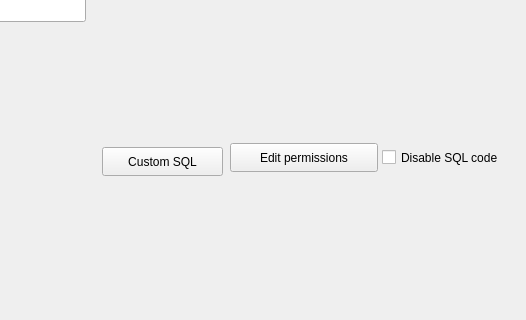
First picture: the form in libpgmodeler_ui/ui/baseobjectwidget.ui, repository pgmodeler/pgmodeler, before the edit; both pictures show x 108 to 634 and y 173 to 493 of the 634 by 588 pixel window.
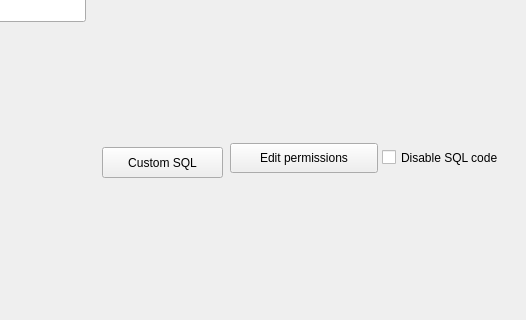
Second picture: the form after the edit. Icons and pictures are not drawn.

Patch:
```diff
--- a/libpgmodeler_ui/ui/baseobjectwidget.ui
+++ b/libpgmodeler_ui/ui/baseobjectwidget.ui
@@ -175,7 +175,7 @@
      <x>338</x>
      <y>316</y>
      <width>148</width>
-     <height>29</height>
+     <height>30</height>
     </rect>
    </property>
    <property name="sizePolicy">
@@ -187,7 +187,7 @@
    <property name="minimumSize">
     <size>
      <width>0</width>
-     <height>0</height>
+     <height>30</height>
     </size>
    </property>
    <property name="maximumSize">
@@ -359,7 +359,7 @@
      <x>210</x>
      <y>320</y>
      <width>121</width>
-     <height>29</height>
+     <height>31</height>
     </rect>
    </property>
    <property name="sizePolicy">
@@ -371,7 +371,7 @@
    <property name="minimumSize">
     <size>
      <width>0</width>
-     <height>0</height>
+     <height>30</height>
     </size>
    </property>
    <property name="maximumSize">
```
